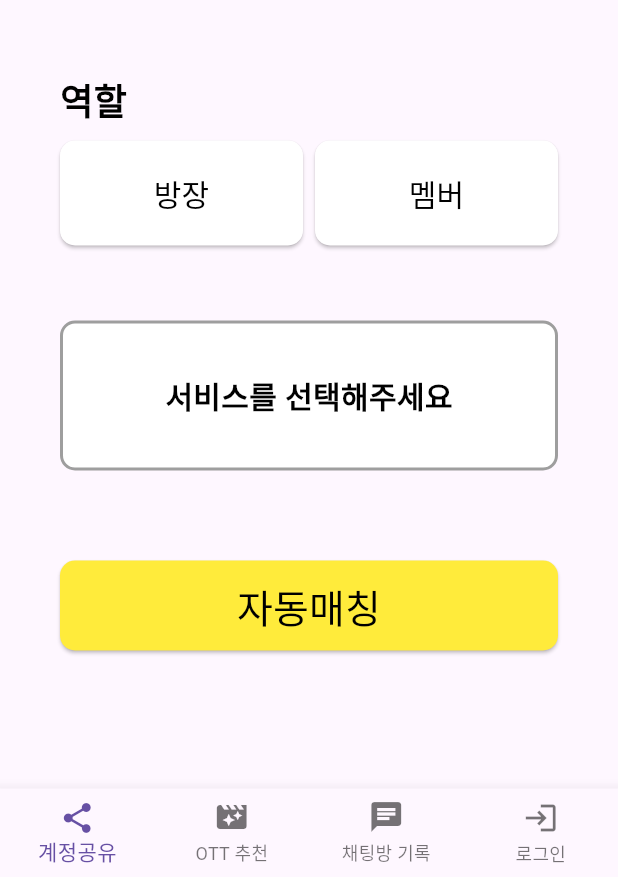
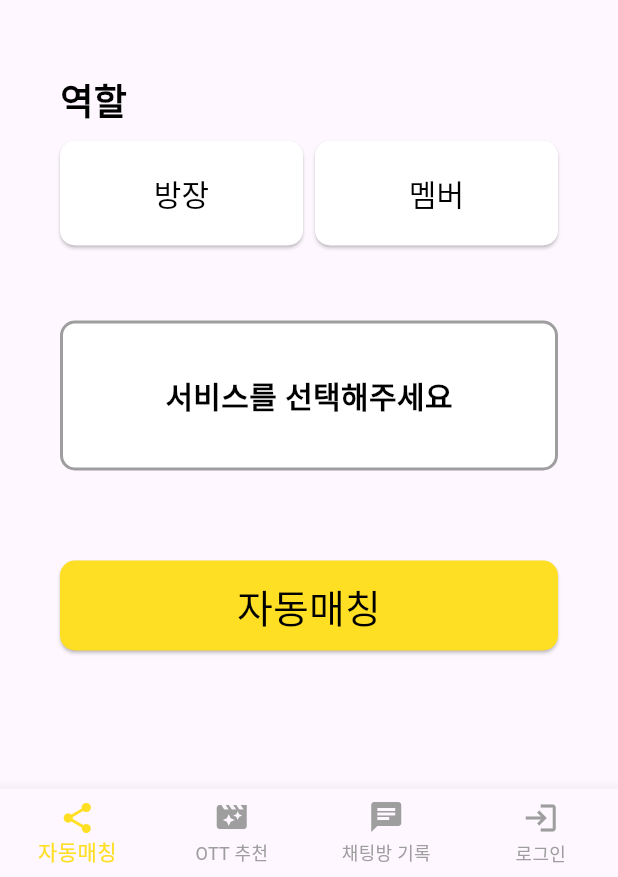
Before and after one commit to jeonjaehwan/ottshareFlutter, a Flutter app: the screen it shows after launch, on a phone screen of 412 x 824 dp, the part 359-1236 px from its top. Run offline on Flutter 3.47's test engine with Material 3 defaults, Android fonts, the phone set to English and light mode, and no system bars; our stand-ins replace google_sign_in; missing offline and left inert: kakao_flutter_sdk_user.

Commit message:
네비게이션바 로직 main.dart에 작성, HomePage.dart -> autoMatching.dart 로 변경 ott 추천 서비스 처음 페이지 구현

```diff
--- a/lib/main.dart
+++ b/lib/main.dart
@@ -1,11 +1,16 @@
 
+import 'package:flutter/cupertino.dart';
 import 'package:flutter/material.dart';
 import 'package:kakao_flutter_sdk_user/kakao_flutter_sdk_user.dart';
 import 'package:ott_share/screen/FindPassword.dart';
 import 'package:ott_share/screen/FindId.dart';
 import 'package:ott_share/screen/Login.dart';
 import 'package:ott_share/screen/SignUp.dart';
-import 'package:ott_share/screen/homePage.dart';
+import 'package:ott_share/screen/autoMatching.dart';
+import 'package:ott_share/screen/ottRecommendation.dart';
+import 'package:http/http.dart' as http;
+
+import 'models/userInfo.dart';
 
 void main() {
   WidgetsFlutterBinding.ensureInitialized();
@@ -13,18 +18,137 @@ void main() {
     nativeAppKey: 'b8d545024ec99b8ad44c04b522cab54f',
     javaScriptAppKey: 'a883fcabacb6ce410161d059b4dd1e75',
   );
-  runApp(MaterialApp(
+  runApp(MyApp());
+}
+
+class MyApp extends StatelessWidget {
+  const MyApp({Key? key}) : super(key: key);
+
+  @override
+  Widget build(BuildContext context) {
+    return MaterialApp(
+      debugShowCheckedModeBanner: false,
       title: 'OTT 공유 앱',
       theme: ThemeData(
         primarySwatch: Colors.blue,
       ),
       initialRoute: '/',
       routes: {
-      '/': (context) => HomePage(),
+        // '/': (context) => HomePage(),
         '/signUp': (context) => SignUpPage(),
         '/users/login': (context) => LoginPage(),
         '/findId': (context) => FindIdPage(),
         '/findPassword': (context) => FindPasswordPage(),
+        '/ottRecommendation' : (context) => OttRecommendationPage(),
       },
-  ));
+      home: HomePage(),
+    );
   }
+}
+
+class HomePage extends StatefulWidget {
+
+  final UserInfo? userInfo;
+
+  const HomePage({Key? key, this.userInfo}) : super(key: key);
+
+  @override
+  State<HomePage> createState() => _HomePageState();
+}
+
+class _HomePageState extends State<HomePage> {
+
+  late UserInfo? userInfo;
+
+  int _selectedIndex = 0;
+  bool isLoggedIn = false; // 로그인 상태
+
+  static const TextStyle optionStyle = TextStyle(
+      fontSize: 30,
+      fontWeight: FontWeight.bold
+  );
+
+  final List<Widget> _widgetOptions = <Widget>[
+    AutoMatchingPage(),
+    OttRecommendationPage(),
+    AutoMatchingPage(), //임시 페이지
+    LoginPage(),
+  ];
+
+  void _onItemTapped(int index) async {
+    // '로그인/로그아웃' 버튼을 탭했을 때의 로직
+    if (index == 3) { // 로그인/로그아웃 탭 인덱스, 필요에 따라 조정하세요.
+      if (!isLoggedIn) {
+        // 로그인 페이지로 이동하고 결과를 기다립니다.
+        final result = await Navigator.pushNamed(context, '/users/login');
+        // 로그인 페이지에서 반환된 결과를 기반으로 상태를 업데이트합니다.
+        if (result is Map<String, dynamic>) {
+          setState(() {
+            isLoggedIn = result['isLoggedIn'] ?? false;
+            userInfo = result['userInfo'] as UserInfo?;
+          });
+        }
+      } else {
+        // 로그아웃 로직
+        await logout();
+      }
+    } else {
+      setState(() {
+        _selectedIndex = index;
+      });
+    }
+  }
+
+  Future<void> logout() async {
+    final url = Uri.parse('http://10.0.2.2:8080/api/users/logout');
+    final response = await http.post(url);
+
+    if (response.statusCode == 200) {
+      print('로그아웃 성공');
+      setState(() {
+        isLoggedIn = false;
+      });
+    } else {
+      print('로그아웃 실패: ${response.body}');
+    }
+  }
+
+  // 메인 위젯
+  @override
+  Widget build(BuildContext context) {
+
+    List<BottomNavigationBarItem> bottomItems = [
+      BottomNavigationBarItem(icon: Icon(Icons.share), label: '자동매칭'),
+      BottomNavigationBarItem(icon: Icon(Icons.movie_filter), label: 'OTT 추천'),
+      BottomNavigationBarItem(icon: Icon(Icons.chat), label: '채팅방 기록'),
+      BottomNavigationBarItem(icon: isLoggedIn ? Icon(Icons.person) : Icon(Icons.login), label: isLoggedIn ? '로그아웃' : '로그인'),
+    ];
+
+    return Scaffold(
+      body: SafeArea(
+        child: _widgetOptions.elementAt(_selectedIndex),
+      ),
+      bottomNavigationBar: BottomNavigationBar(
+        items: bottomItems,
+        type: BottomNavigationBarType.fixed,
+        currentIndex: _selectedIndex,
+        selectedItemColor: Color(0xffffdf24),
+        unselectedItemColor: Colors.grey,
+        onTap: _onItemTapped,
+      ),
+    );
+  }
+
+  @override
+  void initState() {
+    //해당 클래스가 호출되었을떄
+    super.initState();
+
+  }
+
+  @override
+  void dispose() {
+    super.dispose();
+  }
+
+}
--- a/lib/screen/homePage.dart
+++ b/lib/screen/autoMatching.dart
@@ -6,16 +6,16 @@ import 'package:http/http.dart' as http;
 import '../models/userInfo.dart';
 
 
-class HomePage extends StatefulWidget {
+class AutoMatchingPage extends StatefulWidget {
   final UserInfo? userInfo; // 선택적 매개변수로 변경
 
-  HomePage({Key? key, this.userInfo}) : super(key: key); // `required` 제거
+  AutoMatchingPage({Key? key, this.userInfo}) : super(key: key); // `required` 제거
 
   @override
-  _HomePageState createState() => _HomePageState();
+  _AutoMatchingPageState createState() => _AutoMatchingPageState();
 }
 
-class _HomePageState extends State<HomePage> {
+class _AutoMatchingPageState extends State<AutoMatchingPage> {
 
   late UserInfo? userInfo;
 
@@ -24,6 +24,7 @@ class _HomePageState extends State<HomePage> {
     super.initState();
     userInfo = widget.userInfo; // null일 수 있음
   }
+
 
   // 자동매칭 요청 함수
   Future<void> sendAutoMatchingRequest() async {
@@ -79,48 +80,8 @@ class _HomePageState extends State<HomePage> {
     }
   }
 
-  int _selectedIndex = 0; // 현재 선택된 인덱스
   int? selectedOttIndex; // 선택된 OTT의 인덱스를 추적하는 변수
-  bool isLoggedIn = false; // 로그인 상태
   bool? isLeader; // 방장이 선택되었는지 여부를 나타내는 상태
-
-  void _onItemTapped(int index) async {
-    // '로그인/로그아웃' 버튼을 탭했을 때의 로직
-    if (index == 3) { // 로그인/로그아웃 탭 인덱스, 필요에 따라 조정하세요.
-      if (!isLoggedIn) {
-        // 로그인 페이지로 이동하고 결과를 기다립니다.
-        final result = await Navigator.pushNamed(context, '/users/login');
-        // 로그인 페이지에서 반환된 결과를 기반으로 상태를 업데이트합니다.
-        if (result is Map<String, dynamic>) {
-          setState(() {
-            isLoggedIn = result['isLoggedIn'] ?? false;
-            userInfo = result['userInfo'] as UserInfo?;
-          });
-        }
-      } else {
-        // 로그아웃 로직
-        await logout();
-      }
-    } else {
-      setState(() {
-        _selectedIndex = index;
-      });
-    }
-  }
-
-  Future<void> logout() async {
-    final url = Uri.parse('http://10.0.2.2:8080/api/users/logout');
-    final response = await http.post(url);
-
-    if (response.statusCode == 200) {
-      print('로그아웃 성공');
-      setState(() {
-        isLoggedIn = false;
-      });
-    } else {
-      print('로그아웃 실패: ${response.body}');
-    }
-  }
 
 
   void _onOttTapped(int index) {
@@ -149,12 +110,6 @@ class _HomePageState extends State<HomePage> {
     String subscriptionText = _calculateSubscription();
     bool hasSelectedService = selectedOttIndex != null;
 
-    List<BottomNavigationBarItem> bottomItems = [
-      BottomNavigationBarItem(icon: Icon(Icons.share), label: '계정공유'),
-      BottomNavigationBarItem(icon: Icon(Icons.movie_filter), label: 'OTT 추천'),
-      BottomNavigationBarItem(icon: Icon(Icons.chat), label: '채팅방 기록'),
-      BottomNavigationBarItem(icon: isLoggedIn ? Icon(Icons.person) : Icon(Icons.login), label: isLoggedIn ? '로그아웃' : '로그인'),
-    ];
 
     Widget ottBox(String assetName, String label, int index) {
       bool isSelected = selectedOttIndex == index;
@@ -256,7 +211,7 @@ class _HomePageState extends State<HomePage> {
             ElevatedButton(
               onPressed: sendAutoMatchingRequest, // 자동매칭 버튼 클릭 시 함수 호출
               style: ElevatedButton.styleFrom(
-                backgroundColor: Colors.yellow,
+                backgroundColor: Color(0xffffdf24),
                 foregroundColor: Colors.black,
                 minimumSize: Size(double.infinity, 60),
                 shape: RoundedRectangleBorder(borderRadius: BorderRadius.circular(10)),
@@ -266,12 +221,6 @@ class _HomePageState extends State<HomePage> {
           ],
         ),
       ),
-      bottomNavigationBar: BottomNavigationBar(
-        type: BottomNavigationBarType.fixed,
-        items: bottomItems,
-        currentIndex: _selectedIndex,
-        onTap: _onItemTapped,
-      ),
     );
   }
 }
```
Also changed, not shown: lib/screen/ottRecommendation.dart (added, +145 -0 lines). Lines whose indentation alone changed are shown as unchanged.
